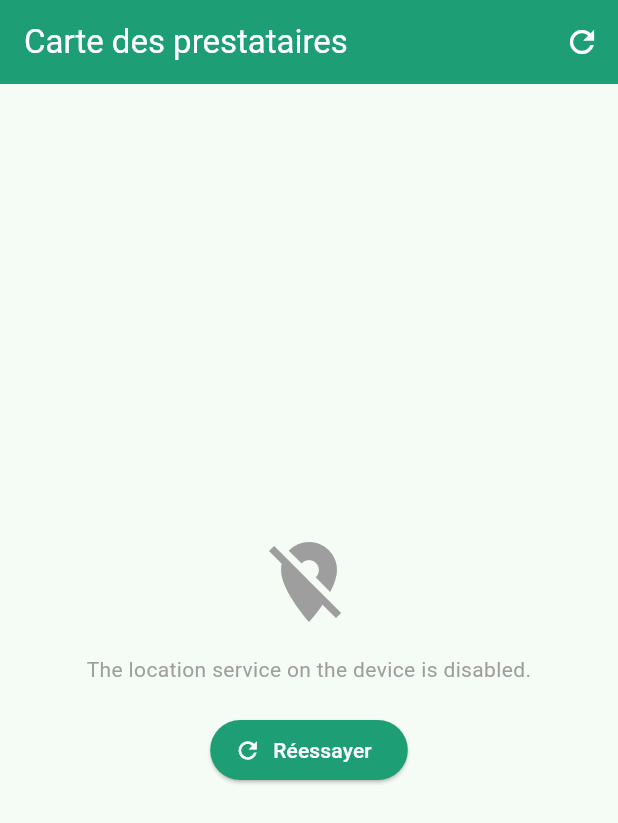
After one commit to NAMILOHO/MitaAn, a Flutter app: the MapScreen screen opened directly, after a tap on "Réessayer", on a phone screen of 412 x 824 dp. The commit adds this screen. Shown: the top 823 px of the screen. Run offline on Flutter 3.47's test engine with Material 3 defaults, Android fonts, the phone set to English and light mode, and no system bars; our stand-ins replace cloud_firestore, firebase_auth, firebase_core, firebase_messaging, flutter_local_notifications, flutter_map and 5 more; accounts and stored records are empty.

Commit message:
ok carte

```diff
--- /dev/null
+++ b/proximarket_app/lib/screens/map/map_screen.dart
@@ -0,0 +1,505 @@
+import 'package:flutter/material.dart';
+import 'package:flutter_map/flutter_map.dart';
+import 'package:latlong2/latlong.dart';
+import 'package:firebase_auth/firebase_auth.dart';
+import 'package:cloud_firestore/cloud_firestore.dart';
+
+import '../../services/location_service.dart';
+import '../../models/user_model.dart';
+
+class MapScreen extends StatefulWidget {
+  const MapScreen({super.key});
+
+  @override
+  State<MapScreen> createState() => _MapScreenState();
+}
+
+class _MapScreenState extends State<MapScreen> {
+  static const Color primaryColor = Color(0xFF1D9E75);
+
+  final LocationService _locationService = LocationService();
+  final MapController _mapController = MapController();
+
+  LatLng? _userPosition;
+  List<UserModel> _pros = [];
+  bool _isLoading = true;
+  String? _errorMessage;
+
+  final LatLng _defaultPosition = LatLng(5.3600, -4.0083);
+
+  @override
+  void initState() {
+    super.initState();
+    _initMap();
+  }
+
+  // ─────────────────────────────────────────
+  // INITIALISATION
+  // ─────────────────────────────────────────
+  Future<void> _initMap() async {
+    setState(() {
+      _isLoading = true;
+      _errorMessage = null;
+    });
+
+    try {
+      final position = await _locationService.getCurrentPosition();
+
+      _userPosition = LatLng(
+        position.latitude,
+        position.longitude,
+      );
+
+      await _loadPros();
+
+      if (mounted && _userPosition != null) {
+        _mapController.move(_userPosition!, 13);
+      }
+    } catch (e) {
+      setState(() {
+        _errorMessage = e.toString();
+      });
+    } finally {
+      if (mounted) {
+        setState(() {
+          _isLoading = false;
+        });
+      }
+    }
+  }
+
+  // ─────────────────────────────────────────
+  // CHARGER LES PRESTATAIRES
+  // ─────────────────────────────────────────
+  Future<void> _loadPros() async {
+    final snap = await FirebaseFirestore.instance
+        .collection('users')
+        .where('isPro', isEqualTo: true)
+        .get();
+
+    final pros = snap.docs
+        .map((doc) => UserModel.fromMap(doc.data(), doc.id))
+        .where((u) => u.gpsLat != 0.0 && u.gpsLng != 0.0)
+        .toList();
+
+    if (mounted) {
+      setState(() {
+        _pros = pros;
+      });
+    }
+  }
+
+  // ─────────────────────────────────────────
+  // MARKERS
+  // ─────────────────────────────────────────
+  List<Marker> _buildMarkers() {
+    final markers = <Marker>[];
+
+    // Position utilisateur
+    if (_userPosition != null) {
+      markers.add(
+        Marker(
+          point: _userPosition!,
+          width: 50,
+          height: 50,
+          child: const Tooltip(
+            message: 'Ma position',
+            child: Icon(
+              Icons.my_location,
+              color: Colors.blue,
+              size: 36,
+            ),
+          ),
+        ),
+      );
+    }
+
+    // Prestataires
+    for (final pro in _pros) {
+      final isSelf =
+          pro.uid == FirebaseAuth.instance.currentUser?.uid;
+
+      if (isSelf) continue;
+
+      markers.add(
+        Marker(
+          point: LatLng(pro.gpsLat, pro.gpsLng),
+          width: 160,
+          height: 60,
+          child: GestureDetector(
+            onTap: () => _showProBottomSheet(pro),
+            child: Column(
+              mainAxisSize: MainAxisSize.min,
+              children: [
+                Container(
+                  padding: const EdgeInsets.symmetric(
+                    horizontal: 8,
+                    vertical: 4,
+                  ),
+                  decoration: BoxDecoration(
+                    color: primaryColor,
+                    borderRadius: BorderRadius.circular(8),
+                    boxShadow: [
+                      BoxShadow(
+                        color: Colors.black.withOpacity(0.2),
+                        blurRadius: 4,
+                        offset: const Offset(0, 2),
+                      ),
+                    ],
+                  ),
+                  child: Text(
+                    pro.nom.split(' ').first,
+                    style: const TextStyle(
+                      color: Colors.white,
+                      fontSize: 11,
+                      fontWeight: FontWeight.bold,
+                    ),
+                    overflow: TextOverflow.ellipsis,
+                  ),
+                ),
+                const Icon(
+                  Icons.location_on,
+                  color: primaryColor,
+                  size: 24,
+                ),
+              ],
+            ),
+          ),
+        ),
+      );
+    }
+
+    return markers;
+  }
+
+  // ─────────────────────────────────────────
+  // BOTTOM SHEET
+  // ─────────────────────────────────────────
+  void _showProBottomSheet(UserModel pro) {
+    double? distance;
+
+    if (_userPosition != null) {
+      distance = _locationService.calculateDistance(
+        _userPosition!.latitude,
+        _userPosition!.longitude,
+        pro.gpsLat,
+        pro.gpsLng,
+      );
+    }
+
+    showModalBottomSheet(
+      context: context,
+      shape: const RoundedRectangleBorder(
+        borderRadius: BorderRadius.vertical(
+          top: Radius.circular(20),
+        ),
+      ),
+      builder: (_) => Padding(
+        padding: const EdgeInsets.all(20),
+        child: Column(
+          mainAxisSize: MainAxisSize.min,
+          crossAxisAlignment: CrossAxisAlignment.start,
+          children: [
+            Center(
+              child: Container(
+                width: 40,
+                height: 4,
+                decoration: BoxDecoration(
+                  color: Colors.grey[300],
+                  borderRadius: BorderRadius.circular(2),
+                ),
+              ),
+            ),
+
+            const SizedBox(height: 16),
+
+            Row(
+              children: [
+                CircleAvatar(
+                  radius: 28,
+                  backgroundColor:
+                      primaryColor.withOpacity(0.15),
+                  backgroundImage: pro.photoUrl.isNotEmpty
+                      ? NetworkImage(pro.photoUrl)
+                      : null,
+                  child: pro.photoUrl.isEmpty
+                      ? Text(
+                          pro.nom.isNotEmpty
+                              ? pro.nom[0].toUpperCase()
+                              : '?',
+                          style: const TextStyle(
+                            color: primaryColor,
+                            fontWeight: FontWeight.bold,
+                            fontSize: 20,
+                          ),
+                        )
+                      : null,
+                ),
+
+                const SizedBox(width: 12),
+
+                Expanded(
+                  child: Column(
+                    crossAxisAlignment:
+                        CrossAxisAlignment.start,
+                    children: [
+                      Text(
+                        pro.nom,
+                        style: const TextStyle(
+                          fontWeight: FontWeight.bold,
+                          fontSize: 16,
+                        ),
+                      ),
+
+                      if (pro.categorie.isNotEmpty)
+                        Container(
+                          margin:
+                              const EdgeInsets.only(top: 4),
+                          padding:
+                              const EdgeInsets.symmetric(
+                            horizontal: 8,
+                            vertical: 2,
+                          ),
+                          decoration: BoxDecoration(
+                            color:
+                                primaryColor.withOpacity(0.1),
+                            borderRadius:
+                                BorderRadius.circular(6),
+                          ),
+                          child: Text(
+                            pro.categorie,
+                            style: const TextStyle(
+                              color: primaryColor,
+                              fontSize: 12,
+                            ),
+                          ),
+                        ),
+                    ],
+                  ),
+                ),
+
+                if (distance != null)
+                  Text(
+                    '${distance.toStringAsFixed(1)} km',
+                    style: const TextStyle(
+                      color: Colors.grey,
+                      fontSize: 13,
+                    ),
+                  ),
+              ],
+            ),
+
+            if (pro.bio.isNotEmpty) ...[
+              const SizedBox(height: 12),
+
+              Text(
+                pro.bio,
+                style: const TextStyle(
+                  color: Colors.grey,
+                  fontSize: 13,
+                ),
+                maxLines: 2,
+                overflow: TextOverflow.ellipsis,
+              ),
+            ],
+
+            const SizedBox(height: 12),
+
+            if (pro.ville.isNotEmpty)
+              Row(
+                children: [
+                  const Icon(
+                    Icons.location_on,
+                    color: Colors.grey,
+                    size: 16,
+                  ),
+                  const SizedBox(width: 4),
+                  Text(
+                    pro.ville,
+                    style: const TextStyle(
+                      color: Colors.grey,
+                      fontSize: 13,
+                    ),
+                  ),
+                ],
+              ),
+
+            const SizedBox(height: 16),
+          ],
+        ),
+      ),
+    );
+  }
+
+  // ─────────────────────────────────────────
+  // UI
+  // ─────────────────────────────────────────
+  @override
+  Widget build(BuildContext context) {
+    return Scaffold(
+      appBar: AppBar(
+        backgroundColor: primaryColor,
+        automaticallyImplyLeading: false,
+        title: const Text(
+          'Carte des prestataires',
+          style: TextStyle(color: Colors.white),
+        ),
+        actions: [
+          IconButton(
+            onPressed: _initMap,
+            icon: const Icon(
+              Icons.refresh,
+              color: Colors.white,
+            ),
+          ),
+        ],
+      ),
+
+      body: _isLoading
+          ? const Center(
+              child: Column(
+                mainAxisAlignment:
+                    MainAxisAlignment.center,
+                children: [
+                  CircularProgressIndicator(
+                    color: primaryColor,
+                  ),
+                  SizedBox(height: 16),
+                  Text('Chargement de la carte...'),
+                ],
+              ),
+            )
+          : _errorMessage != null
+              ? Center(
+                  child: Padding(
+                    padding: const EdgeInsets.all(24),
+                    child: Column(
+                      mainAxisAlignment:
+                          MainAxisAlignment.center,
+                      children: [
+                        const Icon(
+                          Icons.location_off,
+                          size: 64,
+                          color: Colors.grey,
+                        ),
+
+                        const SizedBox(height: 16),
+
+                        Text(
+                          _errorMessage!,
+                          textAlign: TextAlign.center,
+                          style: const TextStyle(
+                            color: Colors.grey,
+                          ),
+                        ),
+
+                        const SizedBox(height: 20),
+
+                        ElevatedButton.icon(
+                          onPressed: _initMap,
+                          icon:
+                              const Icon(Icons.refresh),
+                          label:
+                              const Text('Réessayer'),
+                          style:
+                              ElevatedButton.styleFrom(
+                            backgroundColor:
+                                primaryColor,
+                            foregroundColor:
+                                Colors.white,
+                          ),
+                        ),
+                      ],
+                    ),
+                  ),
+                )
+              : Stack(
+                  children: [
+                    FlutterMap(
+                      mapController: _mapController,
+                      options: MapOptions(
+                        initialCenter:
+                            _userPosition ??
+                                _defaultPosition,
+                        initialZoom: 13,
+                        minZoom: 5,
+                        maxZoom: 18,
+                      ),
+                      children: [
+                        TileLayer(
+                          urlTemplate:
+                              'https://tile.openstreetmap.org/{z}/{x}/{y}.png',
+                          userAgentPackageName:
+                              'com.mitan.app',
+                        ),
+
+                        MarkerLayer(
+                          markers: _buildMarkers(),
+                        ),
+                      ],
+                    ),
+
+                    Positioned(
+                      bottom: 16,
+                      left: 16,
+                      child: Container(
+                        padding:
+                            const EdgeInsets.symmetric(
+                          horizontal: 12,
+                          vertical: 8,
+                        ),
+                        decoration: BoxDecoration(
+                          color: Colors.white,
+                          borderRadius:
+                              BorderRadius.circular(10),
+                          boxShadow: [
+                            BoxShadow(
+                              color: Colors.black
+                                  .withOpacity(0.1),
+                              blurRadius: 6,
+                            ),
+                          ],
+                        ),
+                        child: Row(
+                          mainAxisSize:
+                              MainAxisSize.min,
+                          children: [
+                            const Icon(
+                              Icons.my_location,
+                              color: Colors.blue,
+                              size: 16,
+                            ),
+
+                            const SizedBox(width: 6),
+
+                            const Text(
+                              'Moi',
+                              style:
+                                  TextStyle(fontSize: 12),
+                            ),
+
+                            const SizedBox(width: 12),
+
+                            const Icon(
+                              Icons.location_on,
+                              color: primaryColor,
+                              size: 16,
+                            ),
+
+                            const SizedBox(width: 6),
+
+                            Text(
+                              '${_pros.length} prestataire${_pros.length > 1 ? 's' : ''}',
+                              style: const TextStyle(
+                                fontSize: 12,
+                              ),
+                            ),
+                          ],
+                        ),
+                      ),
+                    ),
+                  ],
+                ),
+    );
+  }
+}
--- a/proximarket_app/lib/services/location_service.dart
+++ b/proximarket_app/lib/services/location_service.dart
@@ -33,7 +33,7 @@ class LocationService {
     final granted = await requestPermission();
     if (!granted) {
       throw 'Permission GPS refusée.\n'
-          'Activez-la dans Paramètres → Applications → ProxiMarket → Autorisations';
+          'Activez-la dans Paramètres → Applications → MitaAn → Autorisations';
     }
 
     // Vérifier si le service de localisation est activé (sauf sur Web)
--- a/proximarket_app/pubspec.yaml
+++ b/proximarket_app/pubspec.yaml
@@ -44,10 +44,9 @@ dependencies:
   url_launcher: ^6.3.2
   firebase_messaging: ^15.0.0
   flutter_local_notifications: ^17.0.0
+  flutter_map: ^7.0.2
+  latlong2: ^0.9.1
   http: ^1.6.0
-  flutter_map: ^6.1.0
-  latlong2: ^0.9.0
-
 dev_dependencies:
   flutter_test:
     sdk: flutter
```
Also changed, not shown: proximarket_app/lib/screens/home/home_screen.dart (+62 -59 lines), proximarket_app/lib/firebase_options.dart, proximarket_app/pubspec.lock, 16 other files.
